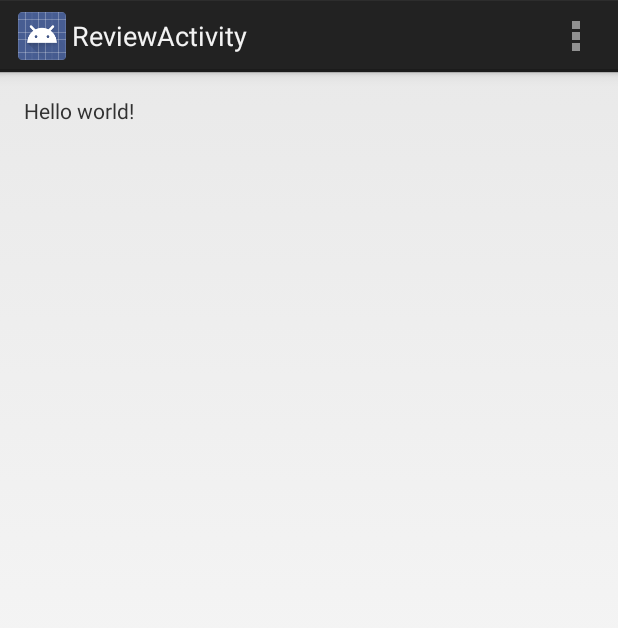
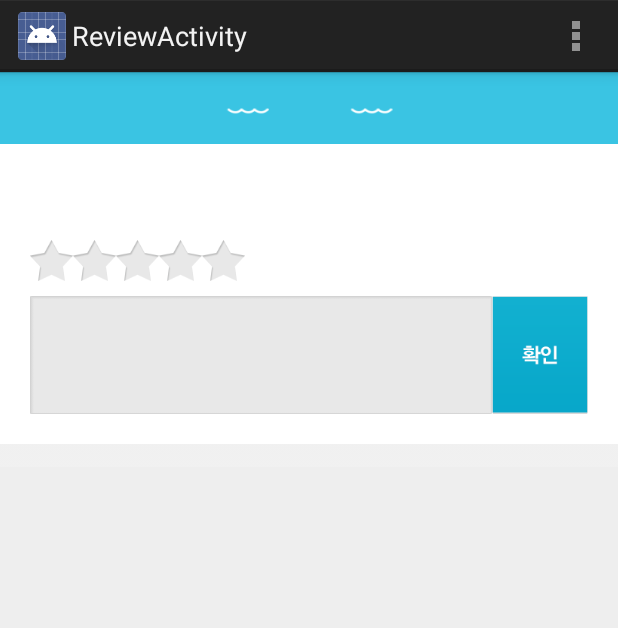
Before and after one commit to hyeonsupark/Summelier, an Android app: the ReviewActivity screen opened directly, with no data from a screen before it, on a phone screen of 412 x 824 dp. Shown: the top 628 px of the screen. Run offline under Robolectric (Android 15) with nearby library versions, the phone set to English and light mode, and no system bars.

Commit message:
Add review.png

```diff
--- a/app/build.gradle
+++ b/app/build.gradle
@@ -23,5 +23,5 @@ android {
 dependencies {
     compile fileTree(dir: 'libs', include: ['*.jar'])
     compile 'com.google.android.gms:play-services:+'
-    compile files('libs/httpcore-4.3.2.jar')
+    compile files('libs/httpmime-4.3.5.jar')
 }
--- /dev/null
+++ b/app/src/main/res/drawable-xhdpi/selector_btn_send.xml
@@ -0,0 +1,10 @@
+<?xml version="1.0" encoding="utf-8"?>
+<selector xmlns:android="http://schemas.android.com/apk/res/android" >
+	<item
+	    android:state_pressed="true"
+	    android:drawable="@drawable/btn_send_sel" />
+	<item
+	    android:state_pressed="false"
+	    android:drawable="@drawable/btn_send" />
+
+</selector>
--- a/app/src/main/res/layout/activity_review.xml
+++ b/app/src/main/res/layout/activity_review.xml
@@ -1,16 +1,82 @@
-<RelativeLayout xmlns:android="http://schemas.android.com/apk/res/android"
+<LinearLayout xmlns:android="http://schemas.android.com/apk/res/android"
     xmlns:tools="http://schemas.android.com/tools"
     android:layout_width="match_parent"
     android:layout_height="match_parent"
-    android:paddingLeft="@dimen/activity_horizontal_margin"
-    android:paddingRight="@dimen/activity_horizontal_margin"
-    android:paddingTop="@dimen/activity_vertical_margin"
-    android:paddingBottom="@dimen/activity_vertical_margin"
-    tools:context="kr.applepi.summelier.ReviewActivity">
+    android:orientation="vertical"
+    tools:context=".ReviewActivity" >
 
-    <TextView
-        android:text="@string/hello_world"
-        android:layout_width="wrap_content"
-        android:layout_height="wrap_content" />
+    <FrameLayout
+        android:layout_width="match_parent"
+        android:layout_height="wrap_content" >
 
-</RelativeLayout>
+        <LinearLayout
+            android:layout_width="match_parent"
+            android:layout_height="match_parent"
+            android:orientation="vertical"
+            android:background="#ffffff" >
+
+            <RelativeLayout
+                android:layout_width="match_parent"
+                android:layout_height="48dp"
+                android:background="@drawable/title" />
+
+            <LinearLayout
+                android:layout_width="match_parent"
+                android:layout_height="wrap_content"
+                android:layout_margin="10dp"
+                android:orientation="vertical" >
+
+                <TextView
+                    android:id="@+id/REVIEW_TITLE"
+                    android:layout_width="wrap_content"
+                    android:layout_height="wrap_content"
+                    android:layout_marginTop="15dp"
+                    android:layout_marginLeft="10dp"
+                    android:textSize="13pt" />
+
+                <RatingBar
+                    android:id="@+id/RATING_REVIEW"
+                    android:layout_width="wrap_content"
+                    android:layout_height="wrap_content"
+                    android:layout_marginLeft="10dp"
+                    style="@style/starRatingBar" />
+
+                <RelativeLayout
+                    android:layout_width="match_parent"
+                    android:layout_height="wrap_content"
+                    android:layout_margin="10dp" >
+
+                    <EditText
+                        android:id="@+id/ET_REVIEW"
+                        android:layout_width="match_parent"
+                        android:layout_height="78.5dp"
+                        android:layout_toLeftOf="@+id/BTN_REVIEW_CONFIRM"
+                        android:background="@drawable/et_review"/>
+
+                    <Button
+                        android:id="@+id/BTN_REVIEW_CONFIRM"
+                        android:layout_width="64dp"
+                        android:layout_height="78.5dp"
+                        android:layout_alignParentRight="true"
+                        android:background="@drawable/selector_btn_send" />
+                </RelativeLayout>
+            </LinearLayout>
+        </LinearLayout>
+
+    </FrameLayout>
+
+    <LinearLayout
+        android:layout_width="match_parent"
+        android:layout_height="match_parent"
+        android:layout_marginTop="15dp"
+        android:background="@drawable/bottom">
+        <ListView
+            android:id="@+id/LV_REVIEW"
+            android:layout_width="match_parent"
+            android:layout_height="wrap_content"
+            android:background="@drawable/bottom" >
+        </ListView>
+
+    </LinearLayout>
+
+</LinearLayout>
```
Also changed, not shown: app/libs/commons-codec-1.6.jar (deleted), app/libs/commons-logging-1.1.3.jar (deleted), app/libs/fluent-hc-4.3.5.jar (deleted), app/libs/httpclient-4.3.5.jar (deleted), app/libs/httpclient-cache-4.3.5.jar (deleted), app/libs/httpcore-4.3.2.jar (deleted), app/src/main/res/drawable-xhdpi/bottom.png (added), app/src/main/res/drawable-xhdpi/btn_send.png (added), app/src/main/res/drawable-xhdpi/btn_send_sel.png (added), app/src/main/res/drawable-xhdpi/et_review.png (added), app/src/main/res/drawable-xhdpi/title.png (added), 1 other file.
